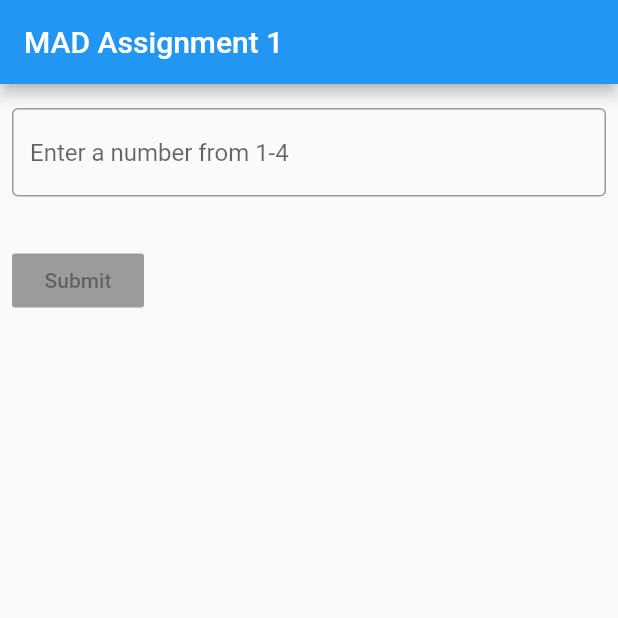
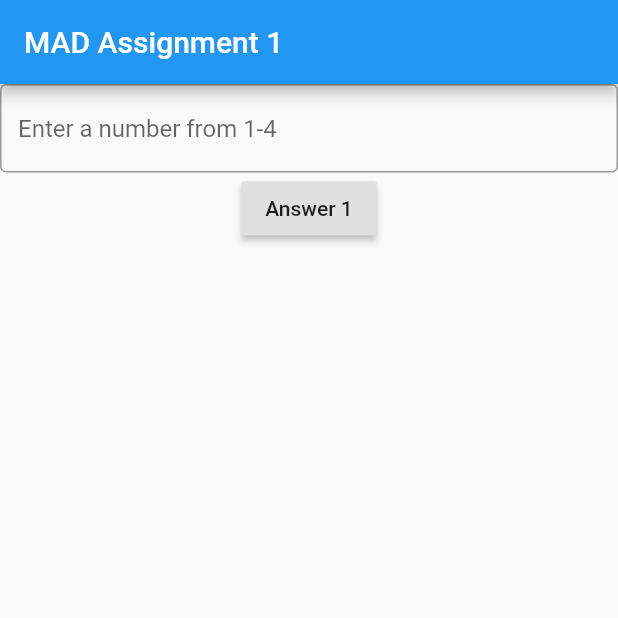
Before and after one commit to maisarahishak/List_Exercise, a Flutter app: the screen it shows after launch, on a phone screen of 412 x 824 dp, the top half of it. Run offline on Flutter 3.47's test engine with Material 2 defaults, Android fonts, the phone set to English and light mode, and no system bars.

Commit message:
rework on textbox and button

```diff
--- a/lib/main.dart
+++ b/lib/main.dart
@@ -1,48 +1,29 @@
-// ignore_for_file: deprecated_member_use, prefer_const_constructors
-
 import 'package:flutter/material.dart';
 
 void main() => runApp(MyApp());
 
 class MyApp extends StatelessWidget {
-  const MyApp({Key? key}) : super(key: key);
+  void buttonPressed() {
+    print('Button Pressed');
+  }
 
   @override
+  var fruit = ['Apple', 'Orange', 'Rambutan', 'Mangosteen'];
   Widget build(BuildContext context) {
-    const appTitle = 'MAD Assignment 1';
     return MaterialApp(
-      title: appTitle,
       home: Scaffold(
-          appBar: AppBar(
-            title: const Text(appTitle),
-          ),
-          body: const MyCustomForm()),
+        appBar: AppBar(
+          title: Text('MAD Assignment 1'),
+        ),
+        body: Column(children: [
+          const TextField(
+              decoration: InputDecoration(
+            border: OutlineInputBorder(),
+            hintText: 'Enter a number from 1-4',
+          )),
+          RaisedButton(child: Text('Answer 1'), onPressed: buttonPressed)
+        ]),
+      ),
     );
   }
 }
-
-class MyCustomForm extends StatelessWidget {
-  const MyCustomForm({Key? key}) : super(key: key);
-
-  @override
-  Widget build(BuildContext context) {
-    return Column(
-      crossAxisAlignment: CrossAxisAlignment.start,
-      children: const <Widget>[
-        Padding(
-          padding: EdgeInsets.symmetric(horizontal: 8, vertical: 16),
-          child: TextField(
-            decoration: InputDecoration(
-              border: OutlineInputBorder(),
-              hintText: 'Enter a number from 1-4',
-            ),
-          ),
-        ),
-        Padding(
-          padding: EdgeInsets.symmetric(horizontal: 8, vertical: 16),
-          child: RaisedButton(child: Text('Submit'), onPressed: null),
-        ),
-      ],
-    );
-  }
-}
```
